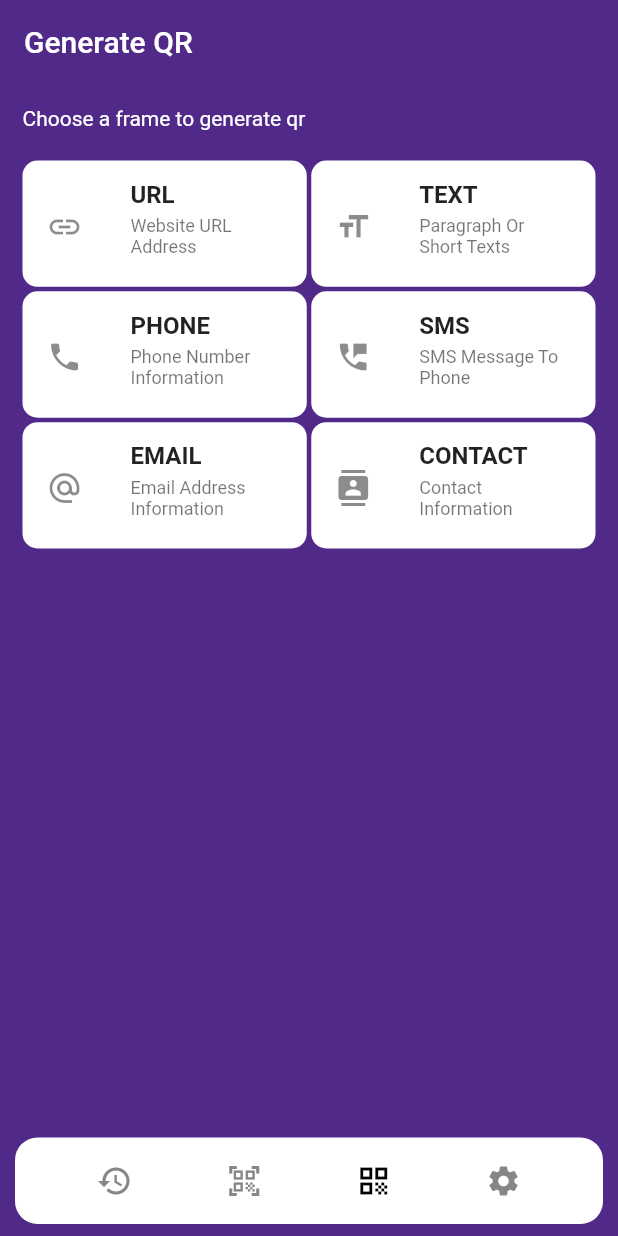
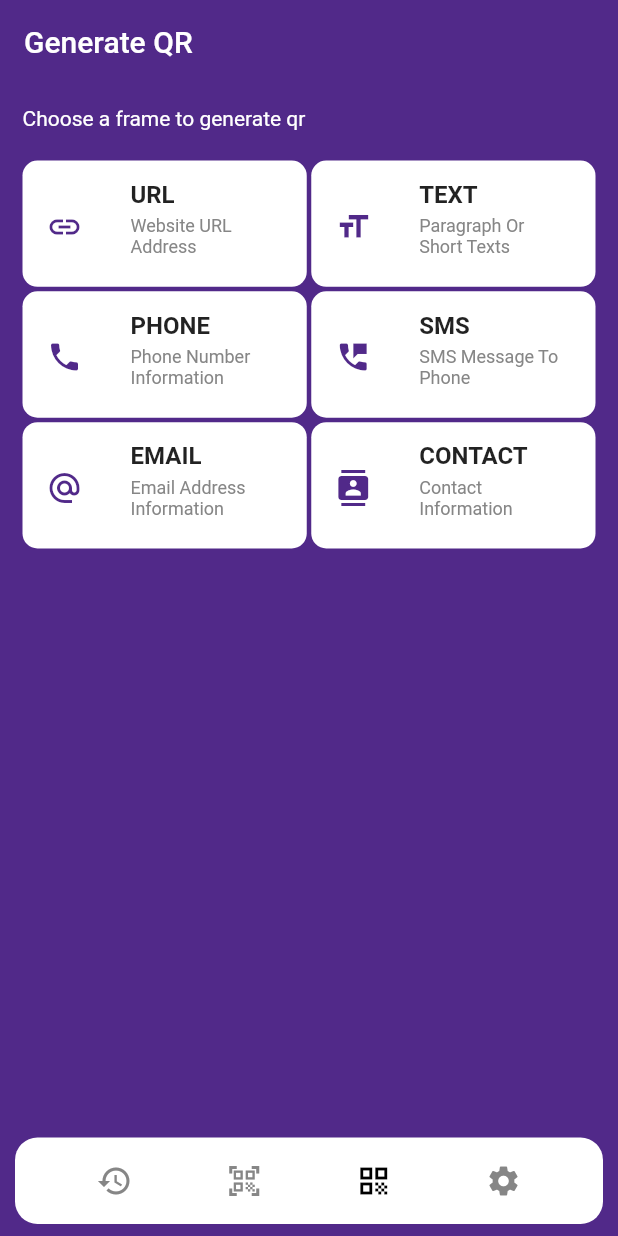
Before and after one commit to kedrakk/qrscannerapp, a Flutter app: the screen it shows after launch, item 3 of the bottom bar chosen, on a phone screen of 412 x 824 dp. Run offline on Flutter 3.47's test engine with Material 2 defaults, Android fonts, the phone set to English and light mode, and no system bars; our stand-ins replace flutter_svg, get, get_storage, google_mobile_ads, hive, hive_flutter and 5 more; missing offline and left inert: mobile_scanner, scan; accounts and stored records are empty.

Commit message:
icon color

```diff
--- a/lib/screen/qr_pages/generate_qr_select.dart
+++ b/lib/screen/qr_pages/generate_qr_select.dart
@@ -95,6 +95,7 @@ class GenerateQRSelectPage extends StatelessWidget {
                         height: double.infinity,
                         child: e.leadingIcon,
                       ),
+                      iconColor: Get.theme.scaffoldBackgroundColor,
                       title: Text(
                         e.title,
                         style: const TextStyle(
@@ -103,7 +104,8 @@ class GenerateQRSelectPage extends StatelessWidget {
                       ),
                       subtitle: Text(
                         e.subtitle,
-                        style: const TextStyle(fontSize: 12),
+                        style:
+                            const TextStyle(fontSize: 12, color: MyColor.grey),
                       ),
                     ),
                   )
--- a/lib/screen/qr_pages/history_generate_result.dart
+++ b/lib/screen/qr_pages/history_generate_result.dart
@@ -44,6 +44,7 @@ class QRGenerateResultPage extends StatelessWidget {
                     leading: GenerateResultIcon(
                       leadingIcon: generateResultList[index].leadingIcon,
                     ),
+                    iconColor: Get.theme.scaffoldBackgroundColor,
                     title: Text(
                       generateResultList[index].resultName,
                       maxLines: 2,
--- a/lib/screen/qr_pages/history_scan_result.dart
+++ b/lib/screen/qr_pages/history_scan_result.dart
@@ -47,6 +47,7 @@ class QrScanResultPage extends StatelessWidget {
                       leading: ScanResultIcon(
                         leadingIcon: scanResultList[index].leadingIcon,
                       ),
+                      iconColor: Get.theme.scaffoldBackgroundColor,
                       title: Text(
                         scanResultList[index].resultName,
                         maxLines: 2,
```
